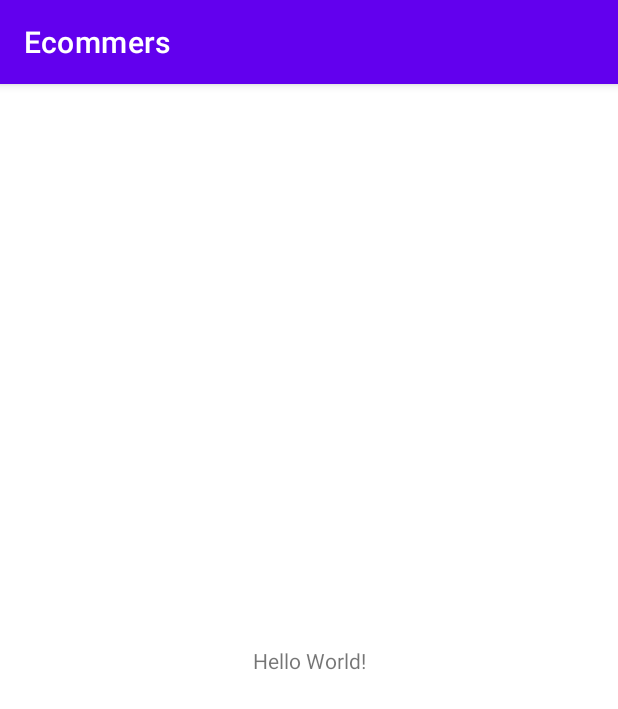
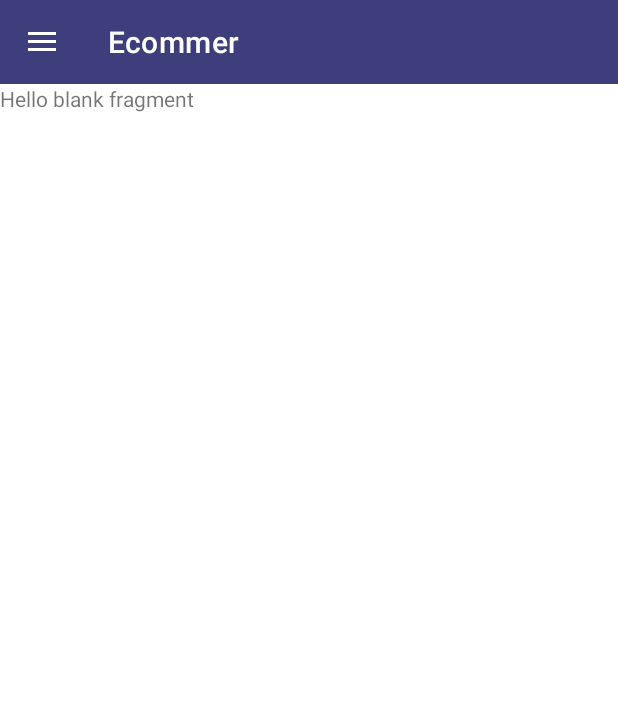
Before and after one commit to Jak3of/Ecommer, an Android app: the screen it shows after launch (MainActivity), on a phone screen of 412 x 824 dp. Shown: the top 709 px of the screen. Run offline under Robolectric (Android 15) with nearby library versions, the phone set to English and light mode, and no system bars; our stand-ins replace navigation-ui.

Commit message:
added navigation and main you can now navigate

```diff
--- a/app/src/main/java/pe/com/ecommers/MainActivity.kt
+++ b/app/src/main/java/pe/com/ecommers/MainActivity.kt
@@ -1,12 +1,37 @@
 package pe.com.ecommers
+
 
 import androidx.appcompat.app.AppCompatActivity
 import android.os.Bundle
+import androidx.appcompat.widget.Toolbar
+import androidx.drawerlayout.widget.DrawerLayout
+import androidx.navigation.NavController
+import androidx.navigation.Navigation
+import androidx.navigation.fragment.NavHostFragment
+import androidx.navigation.ui.AppBarConfiguration
+import androidx.navigation.ui.setupWithNavController
+import com.google.android.material.navigation.NavigationView
 
 class MainActivity : AppCompatActivity() {
+    lateinit var appBarConfiguration: AppBarConfiguration
+    lateinit var navController: NavController
+    lateinit var drawerLayout: DrawerLayout
+    lateinit var navHostFragment: NavHostFragment
     override fun onCreate(savedInstanceState: Bundle?) {
         super.onCreate(savedInstanceState)
         setContentView(R.layout.activity_main)
-        // agregue un comentario
+        val toolbar = findViewById<Toolbar>(R.id.toolbar)
+
+        navHostFragment = supportFragmentManager.findFragmentById(R.id.nav_host_fragment) as NavHostFragment
+        navController = navHostFragment.navController
+        drawerLayout = findViewById(R.id.drawer_layout)
+
+        appBarConfiguration =AppBarConfiguration(setOf(R.id.homeFragment,R.id.categoryFragment,R.id.aboutUsFragment,R.id.mapFragment),drawerLayout)
+
+
+        toolbar.setupWithNavController(navController, appBarConfiguration)
+
+        findViewById<NavigationView>(R.id.nav_view).setupWithNavController(navController)
+
     }
 }
--- /dev/null
+++ b/app/src/main/res/drawable/ic_baseline_category_24.xml
@@ -0,0 +1,7 @@
+<vector android:height="24dp" android:tint="#FFFFFF"
+    android:viewportHeight="24" android:viewportWidth="24"
+    android:width="24dp" xmlns:android="http://schemas.android.com/apk/res/android">
+    <path android:fillColor="@android:color/white" android:pathData="M12,2l-5.5,9h11z"/>
+    <path android:fillColor="@android:color/white" android:pathData="M17.5,17.5m-4.5,0a4.5,4.5 0,1 1,9 0a4.5,4.5 0,1 1,-9 0"/>
+    <path android:fillColor="@android:color/white" android:pathData="M3,13.5h8v8H3z"/>
+</vector>
--- /dev/null
+++ b/app/src/main/res/drawable/ic_baseline_contact_support_24.xml
@@ -0,0 +1,5 @@
+<vector android:autoMirrored="true" android:height="24dp"
+    android:tint="#FFFFFF" android:viewportHeight="24"
+    android:viewportWidth="24" android:width="24dp" xmlns:android="http://schemas.android.com/apk/res/android">
+    <path android:fillColor="@android:color/white" android:pathData="M11.5,2C6.81,2 3,5.81 3,10.5S6.81,19 11.5,19h0.5v3c4.86,-2.34 8,-7 8,-11.5C20,5.81 16.19,2 11.5,2zM12.5,16.5h-2v-2h2v2zM12.5,13h-2c0,-3.25 3,-3 3,-5 0,-1.1 -0.9,-2 -2,-2s-2,0.9 -2,2h-2c0,-2.21 1.79,-4 4,-4s4,1.79 4,4c0,2.5 -3,2.75 -3,5z"/>
+</vector>
--- /dev/null
+++ b/app/src/main/res/drawable/ic_baseline_home_24.xml
@@ -0,0 +1,5 @@
+<vector android:height="24dp" android:tint="#FFFFFF"
+    android:viewportHeight="24" android:viewportWidth="24"
+    android:width="24dp" xmlns:android="http://schemas.android.com/apk/res/android">
+    <path android:fillColor="@android:color/white" android:pathData="M10,20v-6h4v6h5v-8h3L12,3 2,12h3v8z"/>
+</vector>
--- /dev/null
+++ b/app/src/main/res/drawable/ic_baseline_map_24.xml
@@ -0,0 +1,5 @@
+<vector android:height="24dp" android:tint="#FFFFFF"
+    android:viewportHeight="24" android:viewportWidth="24"
+    android:width="24dp" xmlns:android="http://schemas.android.com/apk/res/android">
+    <path android:fillColor="@android:color/white" android:pathData="M20.5,3l-0.16,0.03L15,5.1 9,3 3.36,4.9c-0.21,0.07 -0.36,0.25 -0.36,0.48V20.5c0,0.28 0.22,0.5 0.5,0.5l0.16,-0.03L9,18.9l6,2.1 5.64,-1.9c0.21,-0.07 0.36,-0.25 0.36,-0.48V3.5c0,-0.28 -0.22,-0.5 -0.5,-0.5zM15,19l-6,-2.11V5l6,2.11V19z"/>
+</vector>
--- a/app/src/main/res/layout/activity_main.xml
+++ b/app/src/main/res/layout/activity_main.xml
@@ -1,18 +1,44 @@
 <?xml version="1.0" encoding="utf-8"?>
-<androidx.constraintlayout.widget.ConstraintLayout xmlns:android="http://schemas.android.com/apk/res/android"
+<androidx.drawerlayout.widget.DrawerLayout
+    xmlns:android="http://schemas.android.com/apk/res/android"
     xmlns:app="http://schemas.android.com/apk/res-auto"
     xmlns:tools="http://schemas.android.com/tools"
+    android:id="@+id/drawer_layout"
     android:layout_width="match_parent"
     android:layout_height="match_parent"
-    tools:context=".MainActivity">
+    android:background="@color/white"
+    >
 
-    <TextView
+    <androidx.coordinatorlayout.widget.CoordinatorLayout
+        android:layout_width="match_parent"
+        android:layout_height="match_parent">
+        <androidx.appcompat.widget.Toolbar
+            android:id="@+id/toolbar"
+            android:layout_width="match_parent"
+            android:layout_height="?actionBarSize"
+            android:background="@color/background_navbar"
+            android:theme="@style/ThemeOverlay.AppCompat.Dark.ActionBar"
+            />
+        <androidx.fragment.app.FragmentContainerView
+            android:id="@+id/nav_host_fragment"
+            android:layout_width="match_parent"
+            android:layout_height="match_parent"
+            android:layout_marginTop="?actionBarSize"
+            android:name="androidx.navigation.fragment.NavHostFragment"
+            app:defaultNavHost="true"
+            app:navGraph="@navigation/main_graph"
+            />
+
+
+    </androidx.coordinatorlayout.widget.CoordinatorLayout>
+    <com.google.android.material.navigation.NavigationView
+        android:id="@+id/nav_view"
         android:layout_width="wrap_content"
-        android:layout_height="wrap_content"
-        android:text="Hello World!"
-        app:layout_constraintBottom_toBottomOf="parent"
-        app:layout_constraintEnd_toEndOf="parent"
-        app:layout_constraintStart_toStartOf="parent"
-        app:layout_constraintTop_toTopOf="parent" />
+        android:layout_height="match_parent"
+        android:background="@color/background_navbar"
+        android:layout_gravity="start"
+        app:headerLayout="@layout/navbar"
+        app:menu="@menu/main_menu"
+        />
 
-</androidx.constraintlayout.widget.ConstraintLayout>
+</androidx.drawerlayout.widget.DrawerLayout>
--- /dev/null
+++ b/app/src/main/res/layout/navbar.xml
@@ -0,0 +1,21 @@
+<?xml version="1.0" encoding="utf-8"?>
+<androidx.constraintlayout.widget.ConstraintLayout
+    xmlns:android="http://schemas.android.com/apk/res/android"
+    xmlns:app="http://schemas.android.com/apk/res-auto"
+    android:layout_width="match_parent"
+    android:background="@color/background_navbar"
+    android:paddingBottom="10dp"
+    android:layout_height="wrap_content">
+    <ImageView
+        android:id="@+id/profile_image"
+        android:layout_width="130dp"
+        android:layout_height="140dp"
+        android:layout_margin="10dp"
+
+        android:src="@drawable/logo_ecommer_3"
+        app:layout_constraintStart_toStartOf="parent"
+        app:layout_constraintTop_toTopOf="parent"
+        android:scaleType="centerCrop"
+        />
+
+</androidx.constraintlayout.widget.ConstraintLayout>
--- /dev/null
+++ b/app/src/main/res/menu/main_menu.xml
@@ -0,0 +1,24 @@
+<?xml version="1.0" encoding="utf-8"?>
+<menu xmlns:android="http://schemas.android.com/apk/res/android">
+    <item
+        android:id="@+id/homeFragment"
+        android:checkable="false"
+        android:icon="@drawable/ic_baseline_home_24"
+
+        android:title="Home" />
+    <item
+        android:icon="@drawable/ic_baseline_category_24"
+        android:id="@+id/categoryFragment"
+        android:title="Category"
+        />
+    <item
+        android:icon="@drawable/ic_baseline_map_24"
+        android:id="@+id/mapFragment"
+        android:title="Locate Us"
+        />
+    <item
+        android:icon="@drawable/ic_baseline_contact_support_24"
+        android:id="@+id/aboutUsFragment"
+        android:title="About Us"
+        />
+</menu>
--- a/app/src/main/res/navigation/main_graph.xml
+++ b/app/src/main/res/navigation/main_graph.xml
@@ -3,27 +3,29 @@
     xmlns:app="http://schemas.android.com/apk/res-auto"
     xmlns:tools="http://schemas.android.com/tools"
     android:id="@+id/main_graph"
-    app:startDestination="@id/aboutUsFragment">
+    app:startDestination="@id/homeFragment">
+
+    <fragment
+        android:id="@+id/homeFragment"
+        android:name="pe.com.ecommers.HomeFragment"
+        android:label="Ecommer"
+        tools:layout="@layout/fragment_home" />
+    <fragment
+        android:id="@+id/categoryFragment"
+        android:name="pe.com.ecommers.CategoryFragment"
+        android:label="category"
+        tools:layout="@layout/fragment_category" />
 
     <fragment
         android:id="@+id/aboutUsFragment"
         android:name="pe.com.ecommers.AboutUsFragment"
-        android:label="fragment_about_us"
+        android:label="About us"
         tools:layout="@layout/fragment_about_us" />
-    <fragment
-        android:id="@+id/categoryFragment"
-        android:name="pe.com.ecommers.CategoryFragment"
-        android:label="fragment_category"
-        tools:layout="@layout/fragment_category" />
-    <fragment
-        android:id="@+id/homeFragment"
-        android:name="pe.com.ecommers.HomeFragment"
-        android:label="fragment_home"
-        tools:layout="@layout/fragment_home" />
+
     <fragment
         android:id="@+id/mapFragment"
         android:name="pe.com.ecommers.MapFragment"
-        android:label="fragment_map"
+        android:label="Map"
         tools:layout="@layout/fragment_map" />
     <activity
         android:id="@+id/mainActivity3"
--- a/app/src/main/res/values-night/themes.xml
+++ b/app/src/main/res/values-night/themes.xml
@@ -1,9 +1,9 @@
 <resources xmlns:tools="http://schemas.android.com/tools">
     <!-- Base application theme. -->
-    <style name="Theme.Ecommers" parent="Theme.MaterialComponents.DayNight.DarkActionBar">
+    <style name="Theme.Ecommers" parent="Theme.MaterialComponents.DayNight.NoActionBar">
         <!-- Primary brand color. -->
-        <item name="colorPrimary">@color/purple_200</item>
-        <item name="colorPrimaryVariant">@color/purple_700</item>
+        <item name="colorPrimary">@color/navbar_color</item>
+        <item name="colorPrimaryVariant">@color/primary_variant</item>
         <item name="colorOnPrimary">@color/black</item>
         <!-- Secondary brand color. -->
         <item name="colorSecondary">@color/teal_200</item>
--- a/app/src/main/res/values/colors.xml
+++ b/app/src/main/res/values/colors.xml
@@ -1,10 +1,13 @@
 <?xml version="1.0" encoding="utf-8"?>
 <resources>
     <color name="purple_200">#FFBB86FC</color>
-    <color name="purple_500">#FF6200EE</color>
+
     <color name="purple_700">#FF3700B3</color>
     <color name="teal_200">#FF03DAC5</color>
     <color name="teal_700">#FF018786</color>
     <color name="black">#FF000000</color>
     <color name="white">#FFFFFFFF</color>
+    <color name="background_navbar">#3E3E7C</color>
+    <color name="navbar_color">#ffffff</color>
+    <color name="primary_variant">#3C3E73</color>
 </resources>
--- a/app/src/main/res/values/themes.xml
+++ b/app/src/main/res/values/themes.xml
@@ -1,9 +1,9 @@
 <resources xmlns:tools="http://schemas.android.com/tools">
     <!-- Base application theme. -->
-    <style name="Theme.Ecommers" parent="Theme.MaterialComponents.DayNight.DarkActionBar">
+    <style name="Theme.Ecommers" parent="Theme.MaterialComponents.DayNight.NoActionBar">
         <!-- Primary brand color. -->
-        <item name="colorPrimary">@color/purple_500</item>
-        <item name="colorPrimaryVariant">@color/purple_700</item>
+        <item name="colorPrimary">@color/navbar_color</item>
+        <item name="colorPrimaryVariant">@color/primary_variant</item>
         <item name="colorOnPrimary">@color/white</item>
         <!-- Secondary brand color. -->
         <item name="colorSecondary">@color/teal_200</item>
```
Also changed, not shown: app/src/main/res/drawable/logo_ecommer_3.PNG (added).
